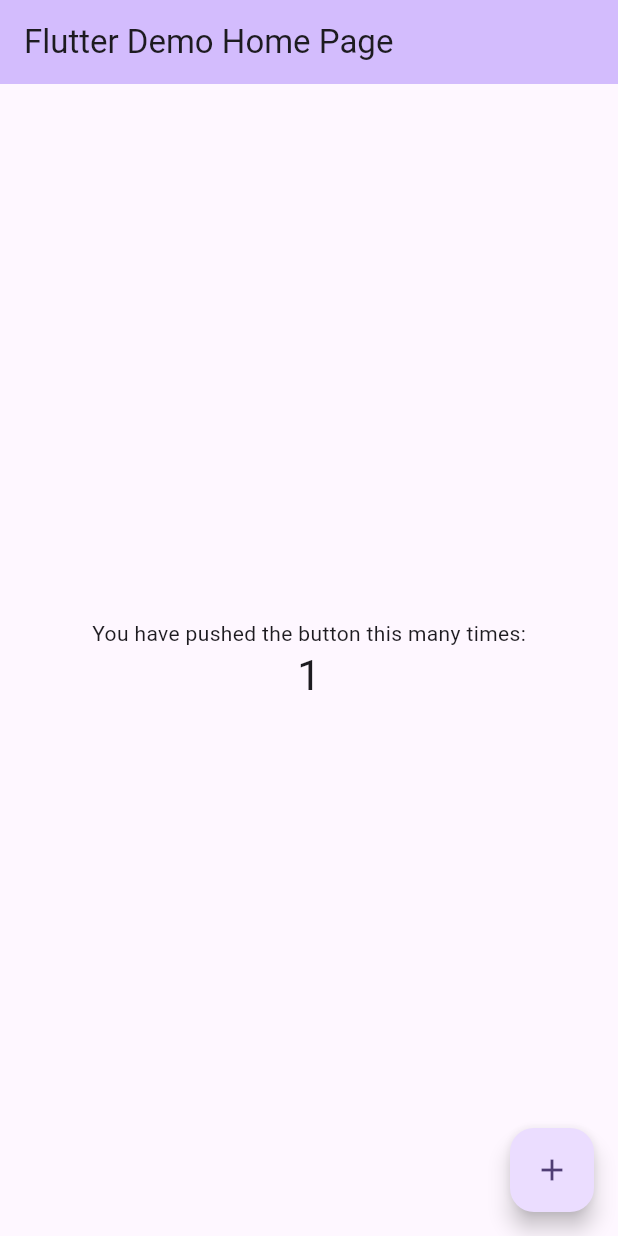
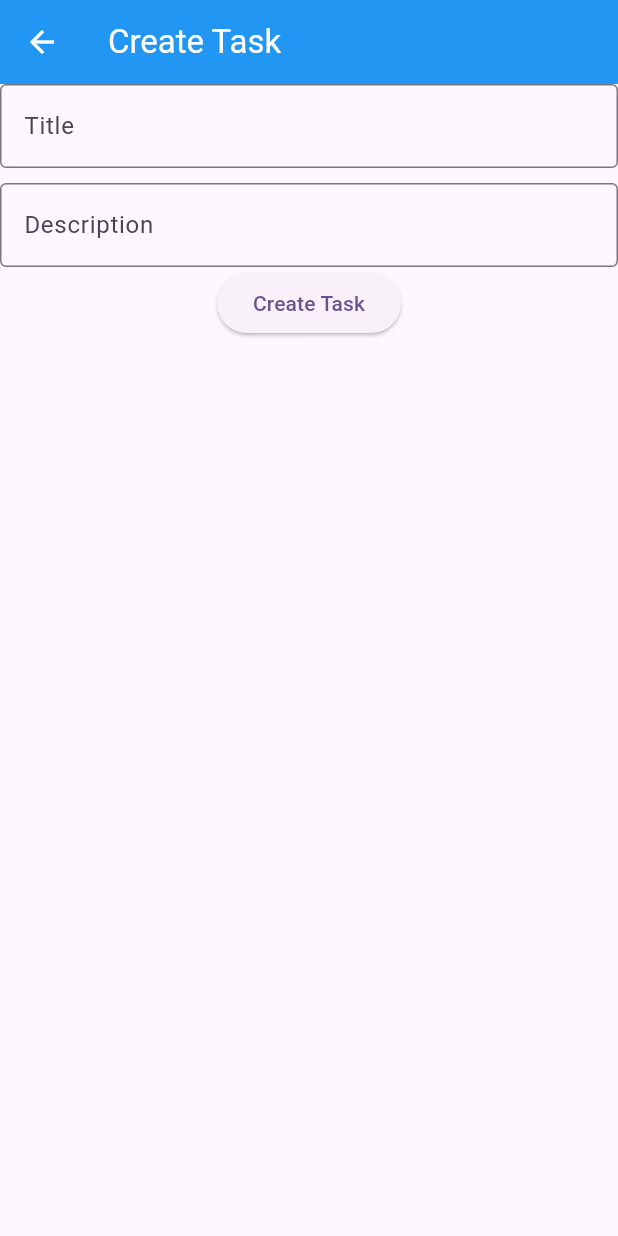
Before and after one commit to AbRehman536/kinza_backend, a Flutter app: the screen it shows after launch, after a tap on the "add" icon, on a phone screen of 412 x 824 dp. Run offline on Flutter 3.47's test engine with Material 3 defaults, Android fonts, the phone set to English and light mode, and no system bars; our stand-ins replace cloud_firestore, firebase_core; accounts and stored records are empty.

Commit message:
Create, Get Task done

```diff
--- a/lib/main.dart
+++ b/lib/main.dart
@@ -1,6 +1,10 @@
+import 'package:firebase_core/firebase_core.dart';
 import 'package:flutter/material.dart';
+import 'package:kinza_backend/views/get_all_task.dart';
 
-void main() {
+void main() async{
+  WidgetsFlutterBinding.ensureInitialized();
+  await Firebase.initializeApp();
   runApp(const MyApp());
 }
 
@@ -30,7 +34,7 @@ class MyApp extends StatelessWidget {
         // tested with just a hot reload.
         colorScheme: ColorScheme.fromSeed(seedColor: Colors.deepPurple),
       ),
-      home: const MyHomePage(title: 'Flutter Demo Home Page'),
+      home: GetAllTask(),
     );
   }
 }
--- /dev/null
+++ b/lib/views/create_task.dart
@@ -0,0 +1,82 @@
+import 'package:flutter/material.dart';
+import 'package:kinza_backend/models/task.dart';
+import 'package:kinza_backend/services/task.dart';
+
+class CreateTask extends StatefulWidget {
+  const CreateTask({super.key});
+
+  @override
+  State<CreateTask> createState() => _CreateTaskState();
+}
+
+class _CreateTaskState extends State<CreateTask> {
+  TextEditingController titleController = TextEditingController();
+  TextEditingController descriptionController = TextEditingController();
+  bool isLoading = false;
+  @override
+  Widget build(BuildContext context) {
+    return Scaffold(
+      appBar: AppBar(
+        title: Text("Create Task"),
+        backgroundColor: Colors.blue,
+        foregroundColor: Colors.white,
+      ),
+      body: Column(
+        children: [
+          TextField(
+            controller: titleController,
+            decoration: InputDecoration(
+              hintText: "Title",
+              border: OutlineInputBorder(),
+            ),
+          ),
+          SizedBox(height: 10,),
+
+          TextField(
+            controller: descriptionController,
+            decoration: InputDecoration(
+              hintText: "Description",
+              border: OutlineInputBorder(),
+            ),
+          ),
+          isLoading ? Center(child: CircularProgressIndicator(),)
+              :ElevatedButton(onPressed: ()async{
+                try{
+                  isLoading = true;
+                  setState(() {});
+                  await TaskService().createTask(
+                    TaskModel(
+                      title: titleController.text.toString(),
+                      description: descriptionController.text.toString(),
+                      isCompleted: false,
+                      createdAt: DateTime.now().millisecondsSinceEpoch,
+                    )
+                  ).then((value){
+                    isLoading = false;
+                    setState(() {});
+                    showDialog(
+                        context: context,
+                      builder: (BuildContext context) {
+                          return AlertDialog(
+                            content: Text("Create Successfully"),
+                            actions: [
+                              TextButton(onPressed: (){
+                                Navigator.pop(context);
+                                Navigator.pop(context);
+                              }, child: Text("Okay"))
+                            ],
+                          );
+                      },);
+                  });
+                }catch(e){
+                  isLoading = false;
+                  setState(() {});
+                  ScaffoldMessenger.of(context)
+                      .showSnackBar(SnackBar(content: Text(e.toString())));
+                }
+          }, child: Text("Create Task"))
+        ],
+      ),
+    );
+  }
+}
--- /dev/null
+++ b/lib/views/get_all_task.dart
@@ -0,0 +1,45 @@
+import 'package:flutter/material.dart';
+import 'package:kinza_backend/models/task.dart';
+import 'package:kinza_backend/services/task.dart';
+import 'package:kinza_backend/views/create_task.dart';
+import 'package:provider/provider.dart';
+
+class GetAllTask extends StatelessWidget {
+  const GetAllTask({super.key});
+
+  @override
+  Widget build(BuildContext context) {
+    return Scaffold(
+      appBar: AppBar(
+        title: Text("Get All Task"),
+        backgroundColor: Colors.blue,
+        foregroundColor: Colors.white,
+      ),
+      floatingActionButton: FloatingActionButton(
+        backgroundColor: Colors.blue,
+        foregroundColor: Colors.white,
+        onPressed: (){
+          Navigator.push(context, MaterialPageRoute(builder: (context)=> CreateTask()));
+        },
+        child: Icon(Icons.add),
+      ),
+      body: StreamProvider.value(
+          value: TaskService().getAllTask(),
+          initialData: [TaskModel()],
+          builder: (context, child){
+            List<TaskModel> taskList = context.watch<List<TaskModel>>();
+            return ListView.builder(
+              itemCount: taskList.length,
+              itemBuilder: (BuildContext context, int index) {
+              return ListTile(
+                leading: Icon(Icons.task),
+                title: Text(taskList[index].title.toString()),
+                subtitle: Text(taskList[index].description.toString()),
+              );
+            },);
+          },
+
+      ),
+    );
+  }
+}
```
Also changed, not shown: 2 other files.
